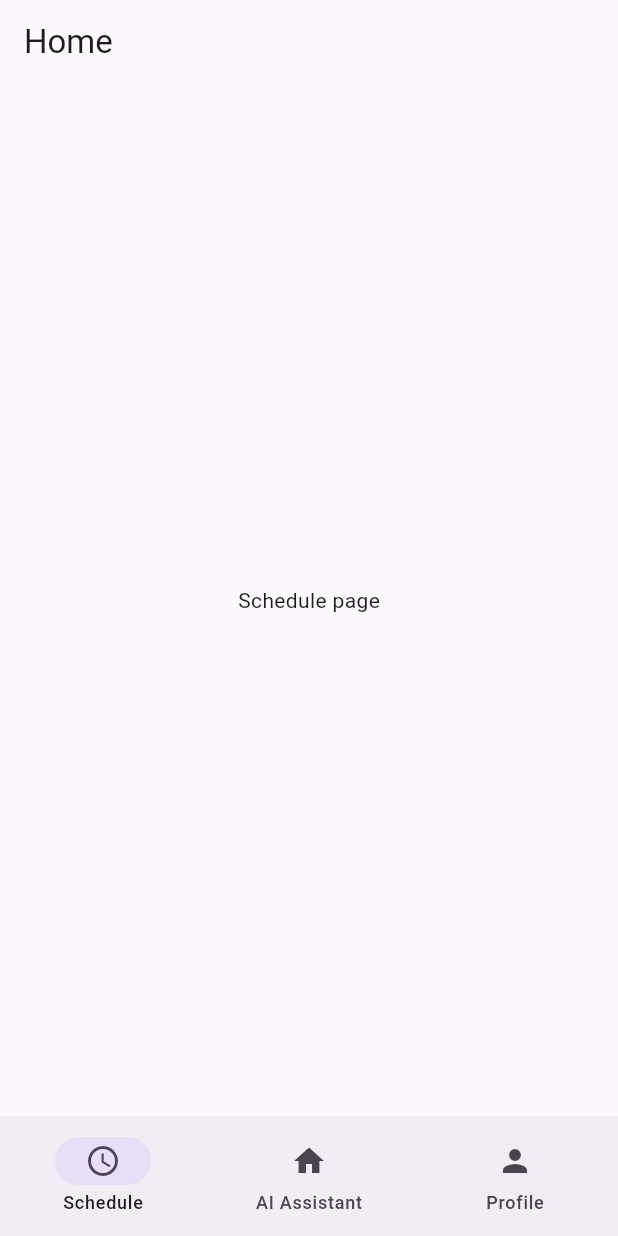
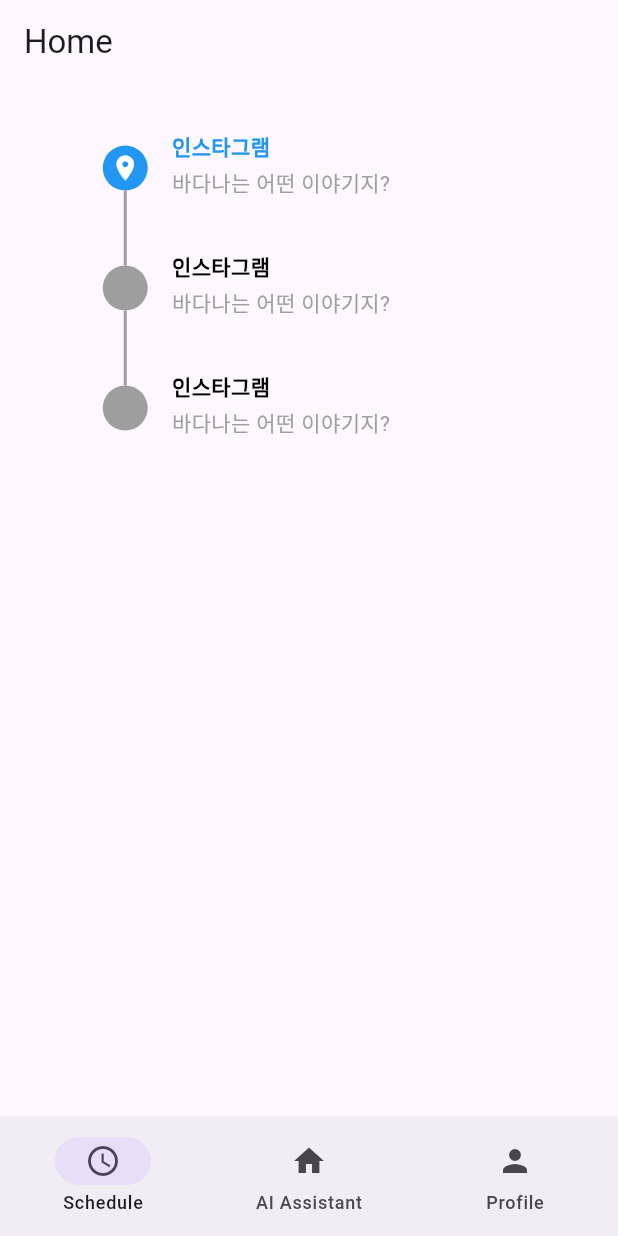
Before and after one commit to vaclisinc/Travelity, a Flutter app: the HomePage screen opened directly, on a phone screen of 412 x 824 dp. Run offline on Flutter 3.47's test engine with Material 3 defaults, Android fonts, the phone set to English and light mode, and no system bars; drawn by our look-alikes of timelines; our stand-ins replace equatable, flutter_bloc, get_it, introduction_screen, shared_preferences; accounts and stored records are empty.

Commit message:
Feat: add schedule timeline

```diff
--- /dev/null
+++ b/lib/core/model/schedule_event_m.dart
@@ -0,0 +1,25 @@
+import 'package:equatable/equatable.dart';
+
+class ScheduleEvent extends Equatable {
+  const ScheduleEvent(
+      {required this.id,
+      required this.title,
+      required this.description,
+      required this.startTime,
+      required this.isCurrent});
+
+  final String id;
+  final String title;
+  final String description;
+  final String startTime;
+  final bool isCurrent;
+
+  @override
+  List<Object?> get props => [
+        id,
+        title,
+        description,
+        startTime,
+        isCurrent,
+      ];
+}
--- a/lib/features/home/home.dart
+++ b/lib/features/home/home.dart
@@ -1,5 +1,6 @@
 import 'package:flutter/material.dart';
 import 'package:travelity/features/home/ai_assistant.dart';
+import 'package:travelity/features/schedule/schedule.dart';
 
 class HomePage extends StatefulWidget {
   const HomePage({super.key});
@@ -17,7 +18,7 @@
         title: const Text('Home'),
       ),
       body: switch (currentPageIndex) {
-        0 => const Center(child: Text('Schedule page')),
+        0 => const ScheduleBody(),
         1 => const AIAssistantBody(),
         2 => const Center(child: Text('Profile page')),
         _ => const Center(child: Text('Home page')),
--- /dev/null
+++ b/lib/features/schedule/schedule.dart
@@ -0,0 +1,86 @@
+import 'package:flutter/material.dart';
+import 'package:timelines/timelines.dart';
+import 'package:travelity/core/model/schedule_event_m.dart';
+
+class ScheduleBody extends StatelessWidget {
+  const ScheduleBody({super.key});
+
+  @override
+  Widget build(BuildContext context) {
+    return Padding(
+      padding: const EdgeInsets.all(16.0),
+      child: FixedTimeline.tileBuilder(
+        theme: TimelineThemeData(
+          nodePosition: 0.15, // Adjusts the position of the node (circles)
+          connectorTheme: const ConnectorThemeData(
+            thickness: 2.0, // Thickness of the timeline line
+            color: Colors.grey, // Color of the timeline line
+          ),
+        ),
+        builder: TimelineTileBuilder.connected(
+          connectionDirection: ConnectionDirection.before,
+          itemCount: _events.length,
+          contentsBuilder: (context, index) {
+            final event = _events[index];
+            return Padding(
+              padding: const EdgeInsets.only(left: 16.0, bottom: 20.0, top: 15),
+              child: Column(
+                crossAxisAlignment: CrossAxisAlignment.start,
+                children: [
+                  Text(
+                    event.title,
+                    style: TextStyle(
+                      fontWeight: FontWeight.bold,
+                      color: event.isCurrent ? Colors.blue : Colors.black,
+                    ),
+                  ),
+                  const SizedBox(height: 4),
+                  Text(
+                    event.description,
+                    style: const TextStyle(color: Colors.grey),
+                  ),
+                ],
+              ),
+            );
+          },
+          indicatorBuilder: (context, index) {
+            final event = _events[index];
+            return DotIndicator(
+              size: 30.0,
+              color: event.isCurrent ? Colors.blue : Colors.grey,
+              child: event.isCurrent
+                  ? const Icon(
+                      Icons.location_on_sharp,
+                      color: Colors.white,
+                      size: 20,
+                    )
+                  : null,
+            );
+          },
+          connectorBuilder: (_, index, ___) => const SolidLineConnector(),
+        ),
+      ),
+    );
+  }
+}
+
+final List<ScheduleEvent> _events = [
+  const ScheduleEvent(
+      id: '1',
+      title: '인스타그램',
+      description: '바다나는 어떤 이야기지?',
+      startTime: '2023-07-01 10:00',
+      isCurrent: true),
+  const ScheduleEvent(
+      id: '2',
+      title: '인스타그램',
+      description: '바다나는 어떤 이야기지?',
+      startTime: '2023-07-01 10:00',
+      isCurrent: false),
+  const ScheduleEvent(
+      id: '3',
+      title: '인스타그램',
+      description: '바다나는 어떤 이야기지?',
+      startTime: '2023-07-01 10:00',
+      isCurrent: false),
+];
--- a/pubspec.yaml
+++ b/pubspec.yaml
@@ -40,6 +40,7 @@
   flutter_bloc: ^8.1.6
   get_it: ^8.0.0
   shared_preferences: ^2.3.2
+  timelines: ^0.1.0
 
 dev_dependencies:
   flutter_test:
```
Also changed, not shown: pubspec.lock.
